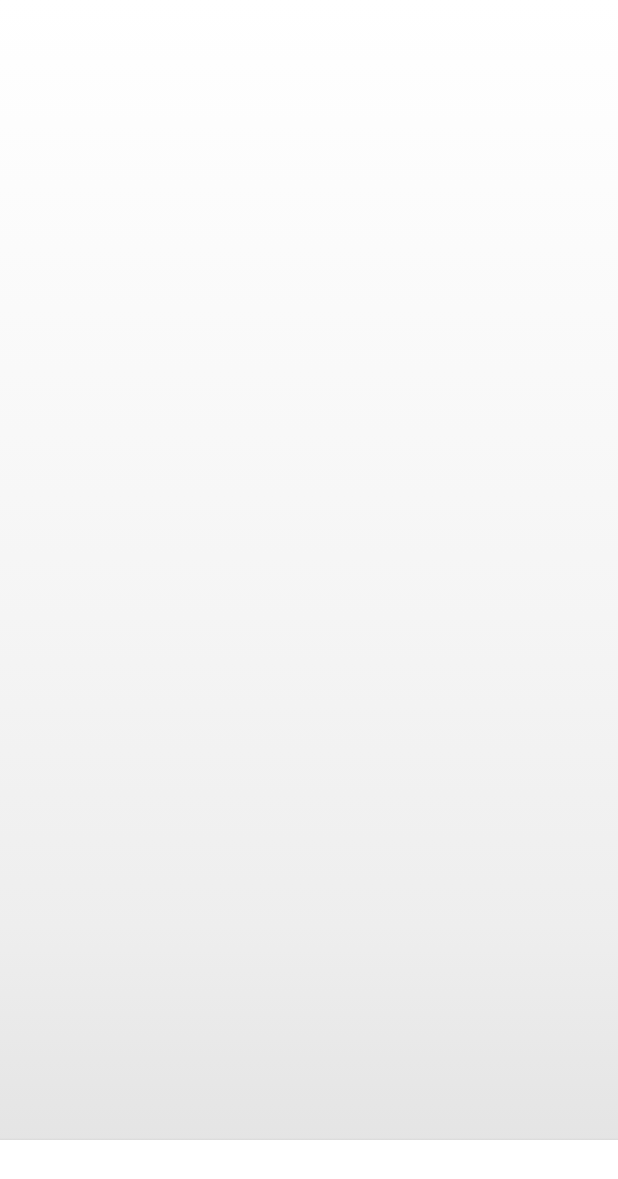
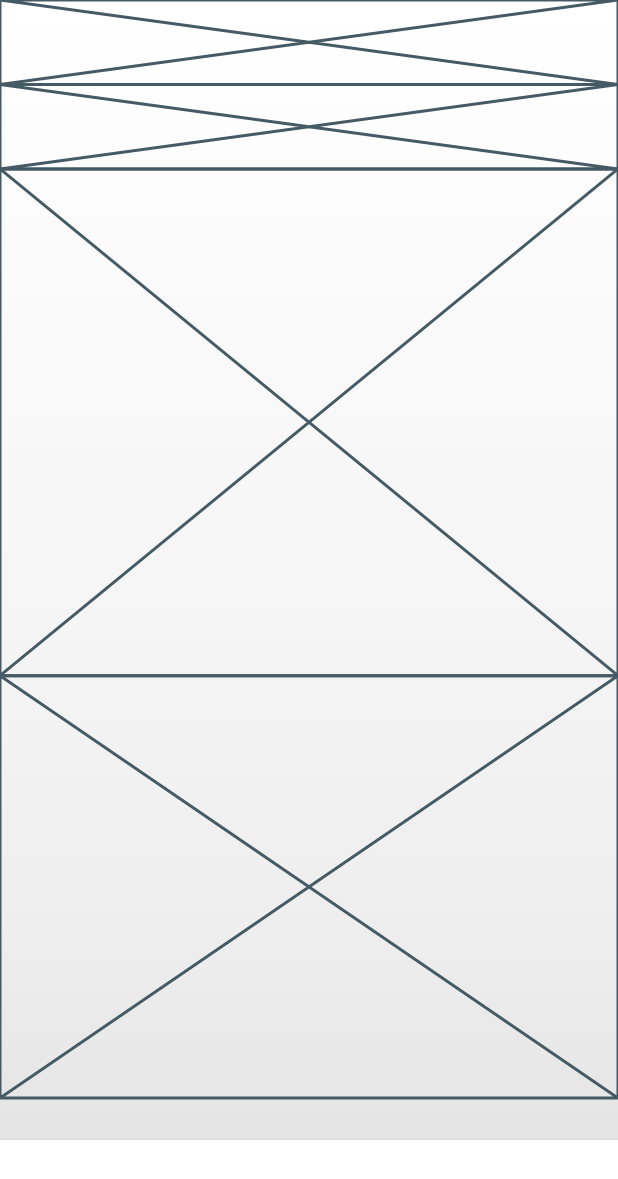
Before and after one commit to JAICHANGPARK/flutter_notebook_11th_story, a Flutter app: the screen it shows after launch, on a phone screen of 412 x 824 dp. Shown: the top 1179 px of the screen. Run offline on Flutter 3.47's test engine with Material 2 defaults, Android fonts, the phone set to English and light mode, and no system bars; our stand-ins replace backdrop, badges, flutter_inner_drawer, flutter_slidable, flutter_swiper, google_fonts.

Commit message:
Update real_estate_home_page.dart

```diff
--- a/lib/ep731_real_estate_app/ui/real_estate_home_page.dart
+++ b/lib/ep731_real_estate_app/ui/real_estate_home_page.dart
@@ -47,12 +47,17 @@ class _RealEstateHomePageState extends State<RealEstateHomePage> {
                 )),
             Positioned(
               left: 0,
-                bottom: 72,
+                bottom: 92,
                 right: 0,
                 top: 0,
                 child: Column(
               children: [
-
+                  Expanded(child: Placeholder()),
+                Expanded(child: Placeholder()),
+                Expanded(
+                    flex: 6,
+                    child: Placeholder()),
+                Expanded(flex: 5,child: Placeholder()),
               ],
             ))
           ],
```
